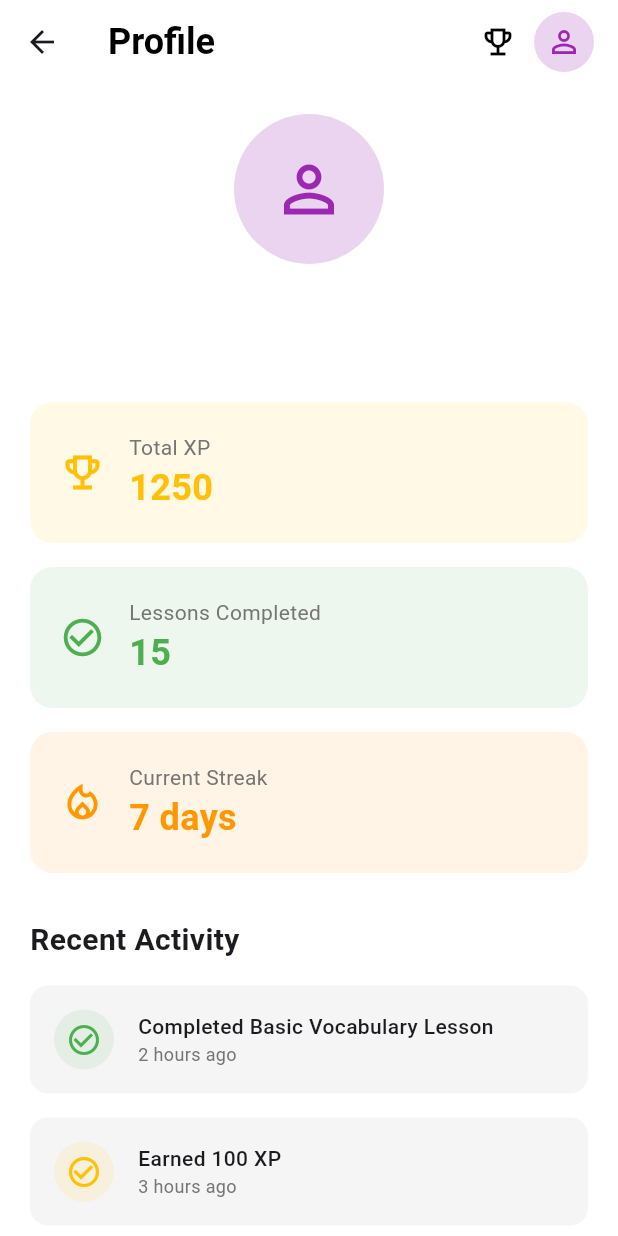
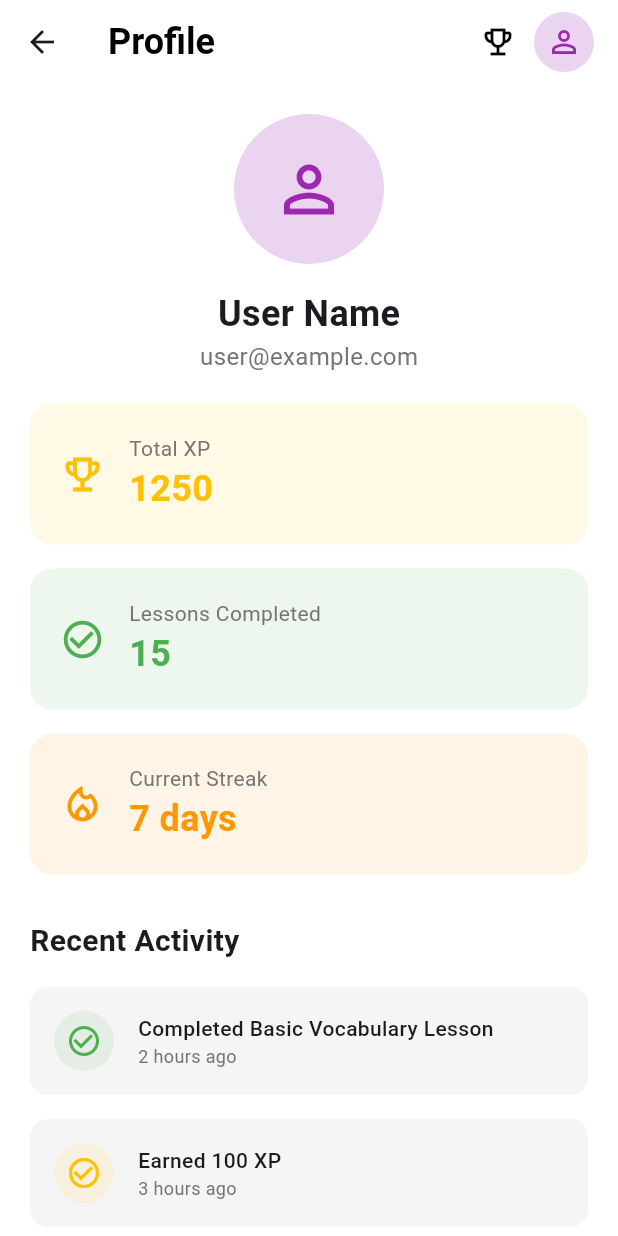
Before and after one commit to kaviyarasan30/skill_boost, a Flutter app: the ProfileScreen screen opened directly, on a phone screen of 412 x 824 dp. Run offline on Flutter 3.47's test engine with Material 3 defaults, Android fonts, the light colour scheme and no system bars; our stand-ins replace audioplayers, cloud_firestore, curved_navigation_bar, firebase_auth, firebase_core, get_it and 3 more; accounts and stored records are empty; Roboto replaces fonts that are missing (Poppins).

Commit message:
before folder changes

```diff
--- a/lib/api/lesson_service.dart
+++ b/lib/api/lesson_service.dart
@@ -4,7 +4,7 @@ import 'package:skill_boost/models/lesson_model.dart';
 
 class LessonService {
   static const String baseUrl =
-      'https://2e1a-2409-40f4-3b-f58a-fc72-150c-735b-a8a4.ngrok-free.app/api';
+      'https://c48b-2409-40f4-40c0-2e6c-a989-9319-7944-9135.ngrok-free.app/api';
 
   Future<List<Lesson>> getLessons() async {
     try {
--- a/lib/api/pronunciation_service.dart
+++ b/lib/api/pronunciation_service.dart
@@ -4,7 +4,7 @@ import 'package:skill_boost/models/pronunciation_lesson_model.dart';
 
 class PronunciationService {
   static const String baseUrl =
-      'https://2e1a-2409-40f4-3b-f58a-fc72-150c-735b-a8a4.ngrok-free.app/api';
+      'https://c48b-2409-40f4-40c0-2e6c-a989-9319-7944-9135.ngrok-free.app/api';
 
   Future<List<PronunciationLesson>> getPronunciationLessons() async {
     try {
--- a/lib/api/speech_service.dart
+++ b/lib/api/speech_service.dart
@@ -4,7 +4,7 @@ import 'package:skill_boost/models/speech_lesson_model.dart';
 
 class SpeechService {
   static const String baseUrl =
-      'https://2e1a-2409-40f4-3b-f58a-fc72-150c-735b-a8a4.ngrok-free.app/api';
+      'https://c48b-2409-40f4-40c0-2e6c-a989-9319-7944-9135.ngrok-free.app/api';
 
   Future<List<SpeechLesson>> getSpeechLessons() async {
     try {
--- a/lib/providers/auth_provider.dart
+++ b/lib/providers/auth_provider.dart
@@ -75,7 +75,6 @@ class AuthProvider extends ChangeNotifier {
     }
   }
 
-
   Future<bool> registerUser({
     required String name,
     required String email,
@@ -113,8 +112,7 @@ class AuthProvider extends ChangeNotifier {
     }
   }
 
-  Future<void> signOut() async {
-    await _auth.signOut();
+  void logout() {
     _currentUser = null;
     notifyListeners();
   }
--- a/lib/screens/auth/login_screen.dart
+++ b/lib/screens/auth/login_screen.dart
@@ -1,6 +1,4 @@
 import 'package:flutter/material.dart';
-import 'package:provider/provider.dart';
-import 'package:skill_boost/providers/auth_provider.dart';
 import 'package:skill_boost/screens/auth/password_recovery_screen.dart';
 import 'package:skill_boost/screens/auth/signup_screen.dart';
 import 'package:skill_boost/screens/home/main_screen.dart';
@@ -243,7 +241,7 @@ class _LoginScreenState extends State<LoginScreen> {
     // API call for login
     final response = await http.post(
       Uri.parse(
-          'https://2e1a-2409-40f4-3b-f58a-fc72-150c-735b-a8a4.ngrok-free.app/api/user/signin'),
+          'https://c48b-2409-40f4-40c0-2e6c-a989-9319-7944-9135.ngrok-free.app/api/user/signin'),
       headers: {'Content-Type': 'application/json'},
       body: jsonEncode({'email': email, 'password': password}),
     );
--- a/lib/screens/auth/signup_screen.dart
+++ b/lib/screens/auth/signup_screen.dart
@@ -1,6 +1,4 @@
 import 'package:flutter/material.dart';
-import 'package:provider/provider.dart';
-import 'package:skill_boost/providers/auth_provider.dart';
 import 'package:skill_boost/screens/auth/login_screen.dart';
 import 'package:skill_boost/screens/home/main_screen.dart';
 import 'package:skill_boost/utils/button_style.dart';
@@ -225,7 +223,7 @@ class _RegisterScreenState extends State<RegisterScreen> {
       // API call for sign up
       final response = await http.post(
         Uri.parse(
-            'https://2e1a-2409-40f4-3b-f58a-fc72-150c-735b-a8a4.ngrok-free.app/api/user/signup'),
+            'https://c48b-2409-40f4-40c0-2e6c-a989-9319-7944-9135.ngrok-free.app/api/user/signup'),
         headers: {'Content-Type': 'application/json'},
         body: jsonEncode({
           'user_name': _fullNameController.text,
--- a/lib/screens/profile/profile_screen.dart
+++ b/lib/screens/profile/profile_screen.dart
@@ -7,7 +7,7 @@ import 'package:lottie/lottie.dart';
 class ProfileScreen extends StatelessWidget {
   @override
   Widget build(BuildContext context) {
-    final user = Provider.of<AuthProvider>(context).currentUser;
+    // final user = Provider.of<AuthProvider>(context).currentUser;
 
     return Scaffold(
       backgroundColor: Colors.white,
@@ -30,14 +30,14 @@ class ProfileScreen extends StatelessWidget {
                   ),
                   SizedBox(height: 16),
                   Text(
-                    user?.name ?? 'User Name',
+                    'User Name',
                     style: TextStyle(
                       fontSize: 24,
                       fontWeight: FontWeight.bold,
                     ),
                   ),
                   Text(
-                    user?.email ?? 'user@example.com',
+                    'user@example.com',
                     style: TextStyle(
                       color: Colors.grey[600],
                       fontSize: 16,
```
Also changed, not shown: lib/api/api_service.dart (deleted, +0 -35 lines), lib/main.dart (+1 -26 lines).
